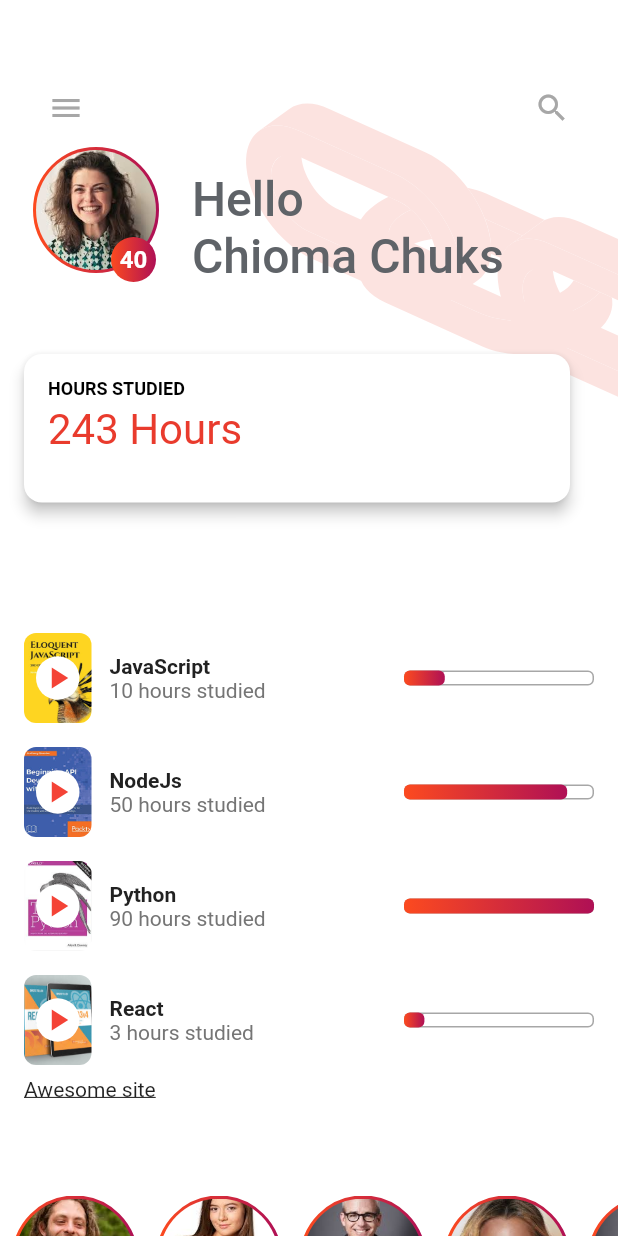
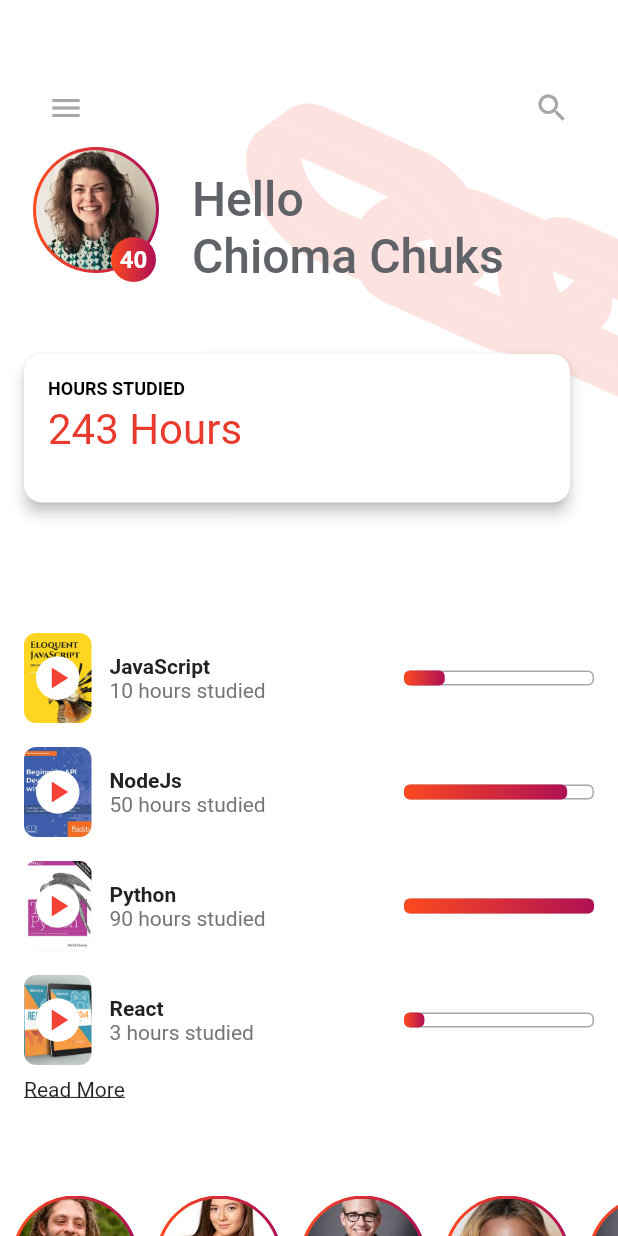
Before and after one commit to tribl-internship-flutter-project/DevConnect, a Flutter app: the screen it shows after launch, on a phone screen of 412 x 824 dp. Run offline on Flutter 3.47's test engine with Material 2 defaults, Android fonts, the phone set to English and light mode, and no system bars; our stand-ins replace flutter_svg; Roboto replaces fonts that are missing (Oswald).

```diff
--- a/dev_connect/lib/pages/landing_page.dart
+++ b/dev_connect/lib/pages/landing_page.dart
@@ -150,7 +150,7 @@ class LandingPage extends StatelessWidget {
                       ),
                       // ====================Content Heading==================
                       ContentHeadingWidget(
-                        heading: "Last Books Studied",
+                        "Last Books Studied",
                       ),
 
                       for (var i = 0; i < lastStudiedCourses.length; i++)
@@ -159,11 +159,10 @@ class LandingPage extends StatelessWidget {
                           screenWidth: screenWidth,
                           studyProgress: lastStudiedCourses[i].studyProgress,
                         ),
-                      HyperLink('https://www.w3schools.com/js/default.asp',
-                          'Awesome site'),
+                      HyperLink('https://www.udemy.com/', 'Read More'),
 
                       ContentHeadingWidget(
-                        heading: "Friends",
+                        "Friends",
                       ),
                     ],
                   ),
--- a/dev_connect/lib/pages/second_home_screen.dart
+++ b/dev_connect/lib/pages/second_home_screen.dart
@@ -111,7 +111,7 @@ class SecondHomeScreen extends StatelessWidget {
                 Padding(
                   padding: const EdgeInsets.symmetric(horizontal: 16.0),
                   child: ContentHeadingWidget(
-                    heading: 'Popular With Friends',
+                    'Popular With Friends',
                   ),
                 ),
                 Expanded(
--- a/dev_connect/lib/utils/content_heading.dart
+++ b/dev_connect/lib/utils/content_heading.dart
@@ -3,7 +3,7 @@ import 'package:flutter/material.dart';
 
 class ContentHeadingWidget extends StatelessWidget {
   final String heading;
-  ContentHeadingWidget({Key key, @required this.heading}) : super(key: key);
+  ContentHeadingWidget(this.heading);
   @override
   Widget build(BuildContext context) {
     return Padding(
```
Also changed, not shown: dev_connect/lib/quiz/result.dart (+12 -1 lines).
